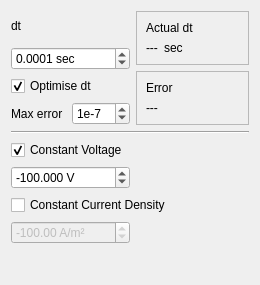
Before: the Qt Designer form src/inputparameters.ui in hobrasoft/simul6, drawn with Qt 5.
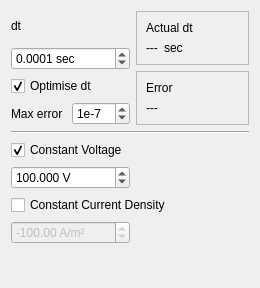
After: the same form once the commit is applied.

Commit message: Change in signs of electromigration to work in the same manner as Simul 5 and GenTrans

```diff
--- a/src/inputparameters.ui
+++ b/src/inputparameters.ui
@@ -7,7 +7,7 @@
     <x>0</x>
     <y>0</y>
     <width>260</width>
-    <height>285</height>
+    <height>288</height>
    </rect>
   </property>
   <property name="windowTitle">
@@ -188,7 +188,7 @@
       <double>0.100000000000000</double>
      </property>
      <property name="value">
-      <double>-100.000000000000000</double>
+      <double>100.000000000000000</double>
      </property>
     </widget>
    </item>
```
The commit also changes 1 other file.
